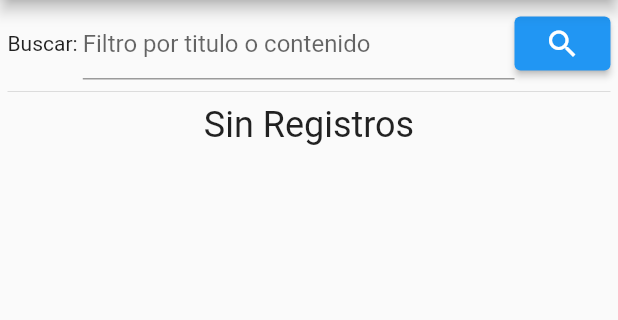
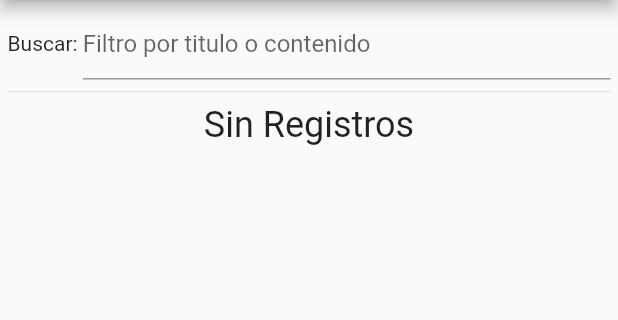
Before and after one commit to Mazt300/Notas_Flutter, a Flutter app: the screen it shows after launch, on a phone screen of 412 x 824 dp, the part 195-515 px from its top. Run offline on Flutter 3.47's test engine with Material 2 defaults, Android fonts, the phone set to English and light mode, and no system bars; our stand-ins replace sqflite; accounts and stored records are empty.

Commit message:
cambios en busqueda

```diff
--- a/notas_flutter/lib/pages/notasgeneral.dart
+++ b/notas_flutter/lib/pages/notasgeneral.dart
@@ -51,11 +51,11 @@ class _ListaGeneralState extends State<ListaGeneral> {
                             }
                             return null;
                           })),
-                  ElevatedButton(
-                      onPressed: () {
-                        // _buscarnotas(_buscar.text);
-                      },
-                      child: const Icon(Icons.search))
+                  // ElevatedButton(
+                  //     onPressed: () {
+                  //       // _buscarnotas(_buscar.text);
+                  //     },
+                  //     child: const Icon(Icons.search))
                 ],
               ),
               const Divider(),
```
